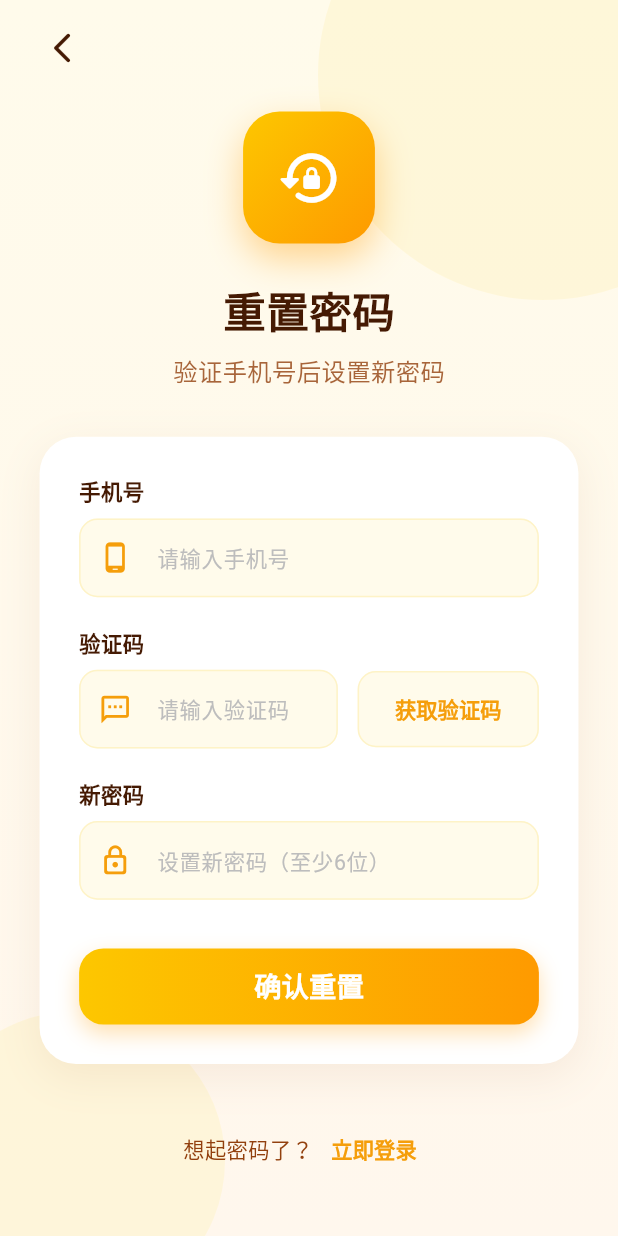
After one commit to guoruncheng-web/PetCheckIn, a Flutter app: the screen it shows after launch, after a tap on "忘记密码？", on a phone screen of 412 x 824 dp. The commit adds this screen. Run offline on Flutter 3.47's test engine with Material 3 defaults, Android fonts, the phone set to English and light mode, and no system bars; our stand-ins replace badges, dio, flutter_screenutil, flutter_slidable, logger, pull_to_refresh and 3 more; missing offline and left inert: alice, alice_dio; accounts and stored records are empty; network calls fail; statements that could not run were skipped.

```diff
--- /dev/null
+++ b/pet_checkin/lib/pages/auth/forgot_password_page.dart
@@ -0,0 +1,447 @@
+import 'package:flutter/material.dart';
+import 'package:flutter_screenutil/flutter_screenutil.dart';
+import 'package:pet_checkin/services/api_service.dart';
+import 'package:pet_checkin/utils/toast.dart';
+
+class ForgotPasswordPage extends StatefulWidget {
+  const ForgotPasswordPage({super.key});
+
+  @override
+  State<ForgotPasswordPage> createState() => _ForgotPasswordPageState();
+}
+
+class _ForgotPasswordPageState extends State<ForgotPasswordPage> {
+  final _phoneCtrl = TextEditingController();
+  final _codeCtrl = TextEditingController();
+  final _pwdCtrl = TextEditingController();
+  bool _loading = false;
+  int _countdown = 0;
+
+  Future<void> _sendOtp() async {
+    final phone = _phoneCtrl.text.trim();
+    if (phone.isEmpty) {
+      Toast.error('请输入手机号');
+      return;
+    }
+    if (!RegExp(r'^1[3-9]\d{9}$').hasMatch(phone)) {
+      Toast.error('请输入正确手机号（11位）');
+      return;
+    }
+    if (_countdown > 0) return;
+
+    setState(() => _loading = true);
+    try {
+      final result = await ApiService().sendOtp(phone);
+      Toast.success(result['message'] ?? '验证码已发送');
+      // 开发环境显示验证码
+      if (result['data']?['code'] != null) {
+        Toast.success('验证码：${result['data']['code']}');
+      }
+      setState(() => _countdown = 60);
+      _startCountdown();
+    } catch (e) {
+      Toast.error('发送失败：$e');
+    } finally {
+      if (mounted) setState(() => _loading = false);
+    }
+  }
+
+  void _startCountdown() {
+    Future.delayed(const Duration(seconds: 1), () {
+      if (!mounted) return;
+      if (_countdown > 0) {
+        setState(() => _countdown--);
+        _startCountdown();
+      }
+    });
+  }
+
+  Future<void> _resetPassword() async {
+    final phone = _phoneCtrl.text.trim();
+    final code = _codeCtrl.text.trim();
+    final pwd = _pwdCtrl.text;
+
+    if (phone.isEmpty) {
+      Toast.error('请输入手机号');
+      return;
+    }
+    if (!RegExp(r'^1[3-9]\d{9}$').hasMatch(phone)) {
+      Toast.error('请输入正确手机号（11位）');
+      return;
+    }
+    if (code.isEmpty) {
+      Toast.error('请输入验证码');
+      return;
+    }
+    if (pwd.length < 6) {
+      Toast.error('请输入至少 6 位新密码');
+      return;
+    }
+
+    setState(() => _loading = true);
+    try {
+      // 先验证验证码
+      final verifyResult = await ApiService().verifyOtp(phone, code);
+      if (verifyResult['code'] != 200) {
+        Toast.error(verifyResult['message'] ?? '验证码验证失败');
+        return;
+      }
+
+      if (verifyResult['data']?['isNewUser'] ?? false) {
+        Toast.error('该手机号未注册，请先注册');
+        if (mounted) {
+          Navigator.pushReplacementNamed(context, '/register');
+        }
+        return;
+      }
+
+      // 验证码通过后，重置密码
+      final resetResult = await ApiService().resetPassword(phone, pwd);
+      if (!mounted) return;
+
+      if (resetResult['code'] == 200) {
+        Toast.success(resetResult['message'] ?? '密码重置成功');
+        Navigator.pushReplacementNamed(context, '/login');
+      } else {
+        Toast.error(resetResult['message'] ?? '密码重置失败');
+      }
+    } catch (e) {
+      Toast.error('重置失败：$e');
+    } finally {
+      if (mounted) setState(() => _loading = false);
+    }
+  }
+
+  @override
+  void dispose() {
+    _phoneCtrl.dispose();
+    _codeCtrl.dispose();
+    _pwdCtrl.dispose();
+    super.dispose();
+  }
+
+  @override
+  Widget build(BuildContext context) {
+    return Scaffold(
+      body: Container(
+        decoration: const BoxDecoration(
+          gradient: LinearGradient(
+            begin: Alignment.topCenter,
+            end: Alignment.bottomCenter,
+            colors: [Color(0xFFFFFBEB), Color(0xFFFFF7ED)],
+          ),
+        ),
+        child: Stack(
+          children: [
+            // Decorative background circles
+            Positioned(
+              top: -100,
+              right: -100,
+              child: Container(
+                width: 300,
+                height: 300,
+                decoration: BoxDecoration(
+                  shape: BoxShape.circle,
+                  color: const Color(0xFFFEF3C7).withOpacity(0.5),
+                ),
+              ),
+            ),
+            Positioned(
+              bottom: -50,
+              left: -50,
+              child: Container(
+                width: 200,
+                height: 200,
+                decoration: BoxDecoration(
+                  shape: BoxShape.circle,
+                  color: const Color(0xFFFEF3C7).withOpacity(0.5),
+                ),
+              ),
+            ),
+            SafeArea(
+              child: Column(
+                children: [
+                  Padding(
+                    padding: EdgeInsets.symmetric(horizontal: 16.w, vertical: 8.h),
+                    child: Row(
+                      children: [
+                        IconButton(
+                          onPressed: () => Navigator.pop(context),
+                          icon: const Icon(Icons.arrow_back_ios_new_rounded, color: Color(0xFF451A03)),
+                        ),
+                      ],
+                    ),
+                  ),
+                  Expanded(
+                    child: SingleChildScrollView(
+                      padding: EdgeInsets.symmetric(horizontal: 24.w),
+                      child: Column(
+                        children: [
+                          SizedBox(height: 10.h),
+                          // Logo Section
+                          Container(
+                            width: 80.w,
+                            height: 80.w,
+                            decoration: BoxDecoration(
+                              borderRadius: BorderRadius.circular(24.r),
+                              gradient: const LinearGradient(
+                                begin: Alignment.topLeft,
+                                end: Alignment.bottomRight,
+                                colors: [Color(0xFFFDC700), Color(0xFFFE9A00)],
+                              ),
+                              boxShadow: [
+                                BoxShadow(
+                                  color: const Color(0xFFFE9A00).withOpacity(0.4),
+                                  blurRadius: 20,
+                                  offset: const Offset(0, 10),
+                                ),
+                              ],
+                            ),
+                            child: Center(
+                              child: Icon(Icons.lock_reset_rounded, size: 40.w, color: Colors.white),
+                            ),
+                          ),
+                          SizedBox(height: 24.h),
+                          Text(
+                            '重置密码',
+                            style: TextStyle(
+                              fontSize: 28.sp,
+                              fontWeight: FontWeight.bold,
+                              color: const Color(0xFF451A03),
+                            ),
+                          ),
+                          SizedBox(height: 8.h),
+                          Text(
+                            '验证手机号后设置新密码',
+                            style: TextStyle(
+                              fontSize: 16.sp,
+                              color: const Color(0xFF92400E).withOpacity(0.8),
+                            ),
+                          ),
+                          SizedBox(height: 32.h),
+
+                          // Reset Password Form
+                          Container(
+                            padding: EdgeInsets.all(24.w),
+                            decoration: BoxDecoration(
+                              color: Colors.white,
+                              borderRadius: BorderRadius.circular(24.r),
+                              boxShadow: [
+                                BoxShadow(
+                                  color: const Color(0xFF92400E).withOpacity(0.08),
+                                  blurRadius: 24,
+                                  offset: const Offset(0, 8),
+                                ),
+                              ],
+                            ),
+                            child: Column(
+                              crossAxisAlignment: CrossAxisAlignment.start,
+                              children: [
+                                Text(
+                                  '手机号',
+                                  style: TextStyle(
+                                    fontSize: 14.sp,
+                                    fontWeight: FontWeight.w600,
+                                    color: const Color(0xFF451A03),
+                                  ),
+                                ),
+                                SizedBox(height: 8.h),
+                                TextFormField(
+                                  controller: _phoneCtrl,
+                                  keyboardType: TextInputType.phone,
+                                  style: TextStyle(fontSize: 16.sp, color: const Color(0xFF451A03)),
+                                  decoration: InputDecoration(
+                                    hintText: '请输入手机号',
+                                    hintStyle: TextStyle(color: Colors.grey[400], fontSize: 14.sp),
+                                    prefixIcon: Icon(Icons.phone_android_rounded, color: const Color(0xFFF59E0B), size: 20.w),
+                                    filled: true,
+                                    fillColor: const Color(0xFFFFFBEB),
+                                    contentPadding: EdgeInsets.symmetric(horizontal: 16.w, vertical: 14.h),
+                                    border: OutlineInputBorder(
+                                      borderRadius: BorderRadius.circular(12.r),
+                                      borderSide: BorderSide.none,
+                                    ),
+                                    enabledBorder: OutlineInputBorder(
+                                      borderRadius: BorderRadius.circular(12.r),
+                                      borderSide: const BorderSide(color: Color(0xFFFEF3C7)),
+                                    ),
+                                    focusedBorder: OutlineInputBorder(
+                                      borderRadius: BorderRadius.circular(12.r),
+                                      borderSide: const BorderSide(color: Color(0xFFF59E0B), width: 1.5),
+                                    ),
+                                  ),
+                                ),
+                                SizedBox(height: 20.h),
+                                Text(
+                                  '验证码',
+                                  style: TextStyle(
+                                    fontSize: 14.sp,
+                                    fontWeight: FontWeight.w600,
+                                    color: const Color(0xFF451A03),
+                                  ),
+                                ),
+                                SizedBox(height: 8.h),
+                                Row(
+                                  children: [
+                                    Expanded(
+                                      child: TextFormField(
+                                        controller: _codeCtrl,
+                                        keyboardType: TextInputType.number,
+                                        maxLength: 6,
+                                        style: TextStyle(fontSize: 16.sp, color: const Color(0xFF451A03)),
+                                        decoration: InputDecoration(
+                                          hintText: '请输入验证码',
+                                          hintStyle: TextStyle(color: Colors.grey[400], fontSize: 14.sp),
+                                          prefixIcon: Icon(Icons.sms_outlined, color: const Color(0xFFF59E0B), size: 20.w),
+                                          filled: true,
+                                          fillColor: const Color(0xFFFFFBEB),
+                                          counterText: '',
+                                          contentPadding: EdgeInsets.symmetric(horizontal: 16.w, vertical: 14.h),
+                                          border: OutlineInputBorder(
+                                            borderRadius: BorderRadius.circular(12.r),
+                                            borderSide: BorderSide.none,
+                                          ),
+                                          enabledBorder: OutlineInputBorder(
+                                            borderRadius: BorderRadius.circular(12.r),
+                                            borderSide: const BorderSide(color: Color(0xFFFEF3C7)),
+                                          ),
+                                          focusedBorder: OutlineInputBorder(
+                                            borderRadius: BorderRadius.circular(12.r),
+                                            borderSide: const BorderSide(color: Color(0xFFF59E0B), width: 1.5),
+                                          ),
+                                        ),
+                                      ),
+                                    ),
+                                    SizedBox(width: 12.w),
+                                    SizedBox(
+                                      width: 110.w,
+                                      height: 50.h,
+                                      child: ElevatedButton(
+                                        onPressed: _countdown > 0 ? null : _sendOtp,
+                                        style: ElevatedButton.styleFrom(
+                                          backgroundColor: const Color(0xFFFFFBEB),
+                                          foregroundColor: const Color(0xFFF59E0B),
+                                          elevation: 0,
+                                          side: const BorderSide(color: Color(0xFFFEF3C7)),
+                                          shape: RoundedRectangleBorder(borderRadius: BorderRadius.circular(12.r)),
+                                          padding: EdgeInsets.zero,
+                                        ),
+                                        child: Text(
+                                          _countdown > 0 ? '${_countdown}s' : '获取验证码',
+                                          style: TextStyle(fontSize: 14.sp, fontWeight: FontWeight.bold),
+                                        ),
+                                      ),
+                                    ),
+                                  ],
+                                ),
+                                SizedBox(height: 20.h),
+                                Text(
+                                  '新密码',
+                                  style: TextStyle(
+                                    fontSize: 14.sp,
+                                    fontWeight: FontWeight.w600,
+                                    color: const Color(0xFF451A03),
+                                  ),
+                                ),
+                                SizedBox(height: 8.h),
+                                TextFormField(
+                                  controller: _pwdCtrl,
+                                  obscureText: true,
+                                  style: TextStyle(fontSize: 16.sp, color: const Color(0xFF451A03)),
+                                  decoration: InputDecoration(
+                                    hintText: '设置新密码（至少6位）',
+                                    hintStyle: TextStyle(color: Colors.grey[400], fontSize: 14.sp),
+                                    prefixIcon: Icon(Icons.lock_outline_rounded, color: const Color(0xFFF59E0B), size: 20.w),
+                                    filled: true,
+                                    fillColor: const Color(0xFFFFFBEB),
+                                    contentPadding: EdgeInsets.symmetric(horizontal: 16.w, vertical: 14.h),
+                                    border: OutlineInputBorder(
+                                      borderRadius: BorderRadius.circular(12.r),
+                                      borderSide: BorderSide.none,
+                                    ),
+                                    enabledBorder: OutlineInputBorder(
+                                      borderRadius: BorderRadius.circular(12.r),
+                                      borderSide: const BorderSide(color: Color(0xFFFEF3C7)),
+                                    ),
+                                    focusedBorder: OutlineInputBorder(
+                                      borderRadius: BorderRadius.circular(12.r),
+                                      borderSide: const BorderSide(color: Color(0xFFF59E0B), width: 1.5),
+                                    ),
+                                  ),
+                                ),
+                                SizedBox(height: 32.h),
+
+                                // Reset Button
+                                Container(
+                                  width: double.infinity,
+                                  height: 50.h,
+                                  decoration: BoxDecoration(
+                                    borderRadius: BorderRadius.circular(16.r),
+                                    gradient: const LinearGradient(
+                                      colors: [Color(0xFFFDC700), Color(0xFFFE9A00)],
+                                    ),
+                                    boxShadow: [
+                                      BoxShadow(
+                                        color: const Color(0xFFFE9A00).withOpacity(0.3),
+                                        blurRadius: 12,
+                                        offset: const Offset(0, 6),
+                                      ),
+                                    ],
+                                  ),
+                                  child: ElevatedButton(
+                                    onPressed: _loading ? null : _resetPassword,
+                                    style: ElevatedButton.styleFrom(
+                                      backgroundColor: Colors.transparent,
+                                      shadowColor: Colors.transparent,
+                                      shape: RoundedRectangleBorder(borderRadius: BorderRadius.circular(16.r)),
+                                    ),
+                                    child: _loading
+                                        ? SizedBox(
+                                            width: 24.w,
+                                            height: 24.w,
+                                            child: const CircularProgressIndicator(color: Colors.white, strokeWidth: 2),
+                                          )
+                                        : Text(
+                                            '确认重置',
+                                            style: TextStyle(fontSize: 18.sp, fontWeight: FontWeight.bold, color: Colors.white),
+                                          ),
+                                  ),
+                                ),
+                              ],
+                            ),
+                          ),
+                          SizedBox(height: 32.h),
+                          Row(
+                            mainAxisAlignment: MainAxisAlignment.center,
+                            children: [
+                              Text(
+                                '想起密码了？',
+                                style: TextStyle(fontSize: 14.sp, color: const Color(0xFF92400E)),
+                              ),
+                              TextButton(
+                                onPressed: () => Navigator.pushReplacementNamed(context, '/login'),
+                                child: Text(
+                                  '立即登录',
+                                  style: TextStyle(
+                                    fontSize: 14.sp,
+                                    fontWeight: FontWeight.bold,
+                                    color: const Color(0xFFF59E0B),
+                                  ),
+                                ),
+                              ),
+                            ],
+                          ),
+                          SizedBox(height: 20.h),
+                        ],
+                      ),
+                    ),
+                  ),
+                ],
+              ),
+            ),
+          ],
+        ),
+      ),
+    );
+  }
+}
--- a/pet_checkin/lib/pages/auth/login_page.dart
+++ b/pet_checkin/lib/pages/auth/login_page.dart
@@ -278,7 +278,24 @@ class _LoginPageState extends State<LoginPage> with SingleTickerProviderStateMix
                               ),
                             ),
                           ),
-                          SizedBox(height: 32.h),
+                          SizedBox(height: 16.h),
+
+                          // Forgot Password Link
+                          Align(
+                            alignment: Alignment.centerRight,
+                            child: TextButton(
+                              onPressed: () => Navigator.pushNamed(context, '/forgot-password'),
+                              child: Text(
+                                '忘记密码？',
+                                style: TextStyle(
+                                  fontSize: 14.sp,
+                                  color: const Color(0xFFF59E0B),
+                                  fontWeight: FontWeight.w600,
+                                ),
+                              ),
+                            ),
+                          ),
+                          SizedBox(height: 16.h),
 
                           // Login Button
                           Container(
--- a/pet_checkin/lib/pages/profile/profile_page.dart
+++ b/pet_checkin/lib/pages/profile/profile_page.dart
@@ -60,7 +60,12 @@ class _ProfilePageState extends State<ProfilePage> {
     } catch (e) {
       if (mounted) {
         setState(() => _loading = false);
-        Toast.error('加载个人信息失败：$e');
+        // Token 无效或服务器错误，清除 Token 并跳转到登录页
+        await ApiService().clearToken();
+        Toast.error('登录已失效，请重新登录');
+        if (mounted) {
+          Navigator.pushReplacementNamed(context, '/login');
+        }
       }
     }
   }
--- a/pet_checkin/lib/routes.dart
+++ b/pet_checkin/lib/routes.dart
@@ -2,6 +2,7 @@ import 'package:flutter/material.dart';
 import 'package:pet_checkin/ui/pages/splash_page.dart';
 import 'package:pet_checkin/pages/auth/login_page.dart';
 import 'package:pet_checkin/pages/auth/register_page.dart';
+import 'package:pet_checkin/pages/auth/forgot_password_page.dart';
 import 'package:pet_checkin/pages/main_page.dart';
 import 'package:pet_checkin/pages/home/home_page.dart';
 import 'package:pet_checkin/pages/square/square_page.dart';
@@ -11,6 +12,7 @@ class AppRoutes {
   static const String splash = '/';
   static const String login = '/login';
   static const String register = '/register';
+  static const String forgotPassword = '/forgot-password';
   static const String main = '/main';
   static const String home = '/home';
   static const String square = '/square';
@@ -25,6 +27,8 @@ class AppRoutes {
       case register:
         final phone = settings.arguments as String?;
         return MaterialPageRoute(builder: (_) => RegisterPage(phone: phone));
+      case forgotPassword:
+        return MaterialPageRoute(builder: (_) => const ForgotPasswordPage());
       case main:
         return MaterialPageRoute(builder: (_) => const MainPage());
       case home:
--- a/pet_checkin/lib/services/api_service.dart
+++ b/pet_checkin/lib/services/api_service.dart
@@ -166,6 +166,14 @@ class ApiService {
     return response.data;
   }
 
+  Future<Map<String, dynamic>> resetPassword(String phone, String password) async {
+    final response = await _dio.post('/auth/reset-password', data: {
+      'phone': phone,
+      'password': password,
+    });
+    return response.data;
+  }
+
   Future<void> logout() async {
     await clearToken();
   }
```
Also changed, not shown: 13 other files.
